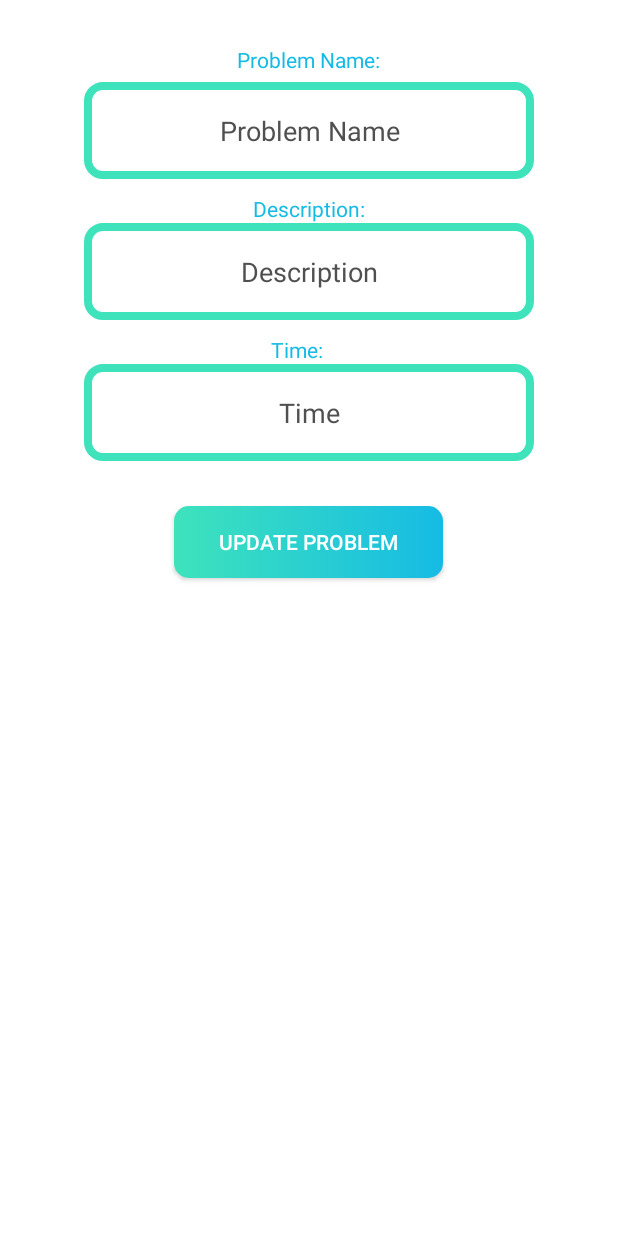
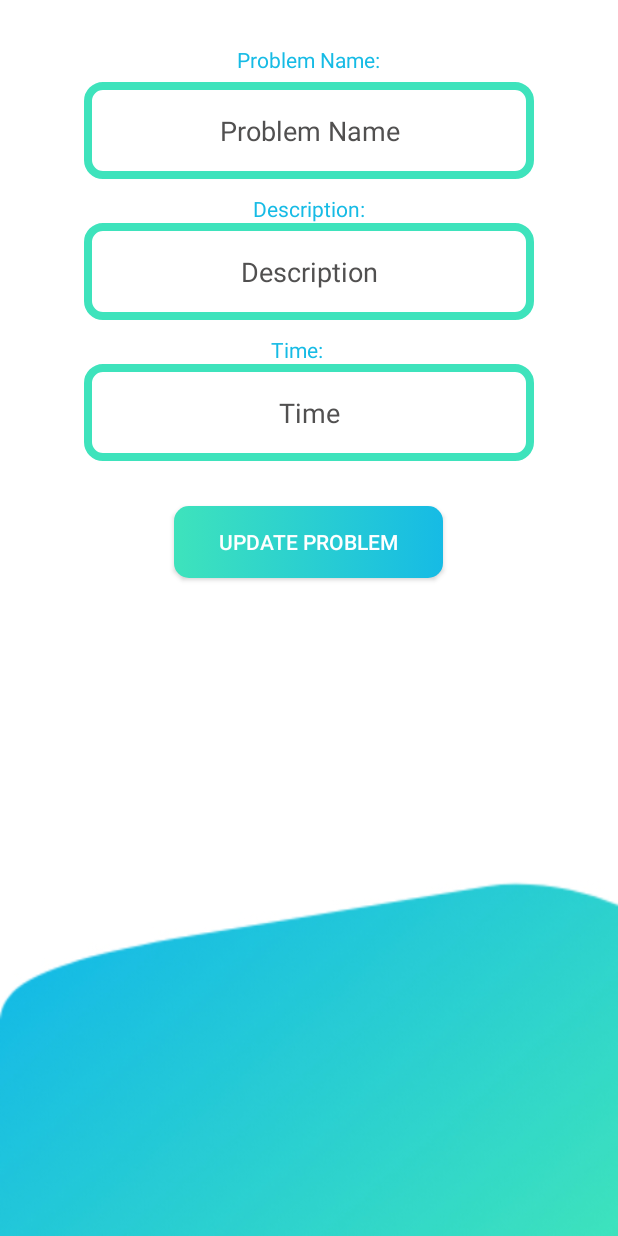
Before and after one commit to CMPUT301F18T14/PicMyMed, an Android app: the EditProblemActivity screen opened directly, with no data from a screen before it, on a phone screen of 412 x 824 dp. Run offline under Robolectric (Android 15) with nearby library versions, the phone set to English and light mode, and no system bars; 4 statements that could not run were skipped.

Commit message:
changed background on a page

```diff
--- a/app/src/main/res/layout/problemedit_activity.xml
+++ b/app/src/main/res/layout/problemedit_activity.xml
@@ -3,7 +3,7 @@
     xmlns:android="http://schemas.android.com/apk/res/android"
     android:layout_width="match_parent"
     android:layout_height="match_parent"
-    android:background="#ffffff"
+    android:background="@drawable/reverse_page"
     android:orientation="vertical"
     android:padding="10dp">
 
```
